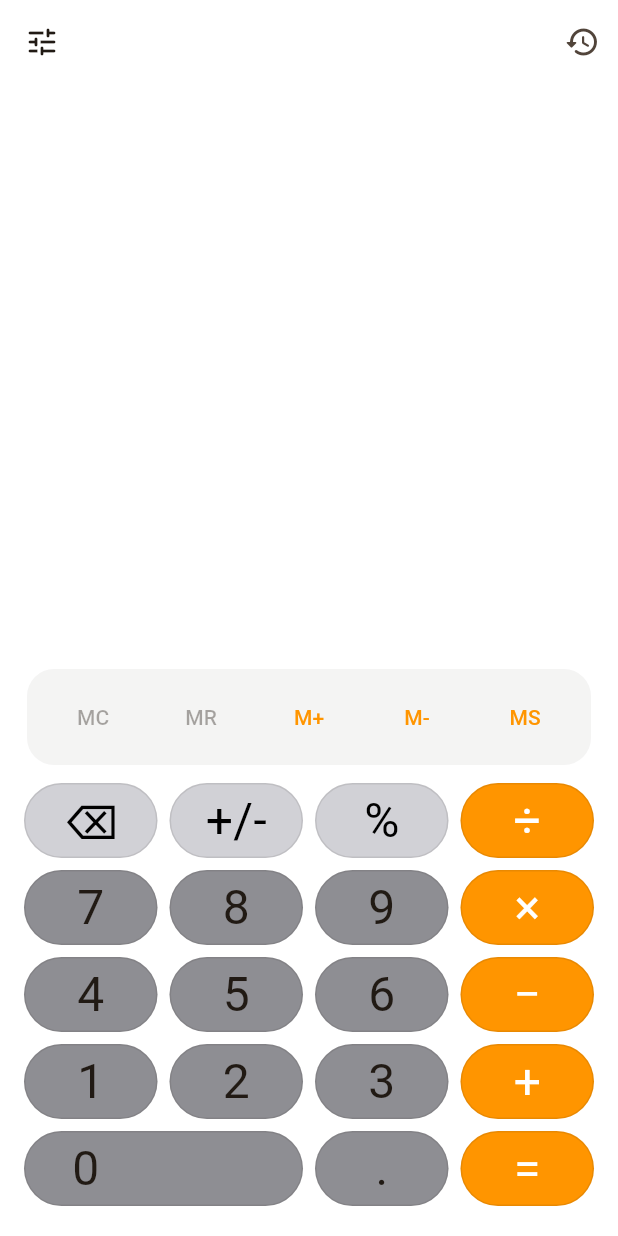
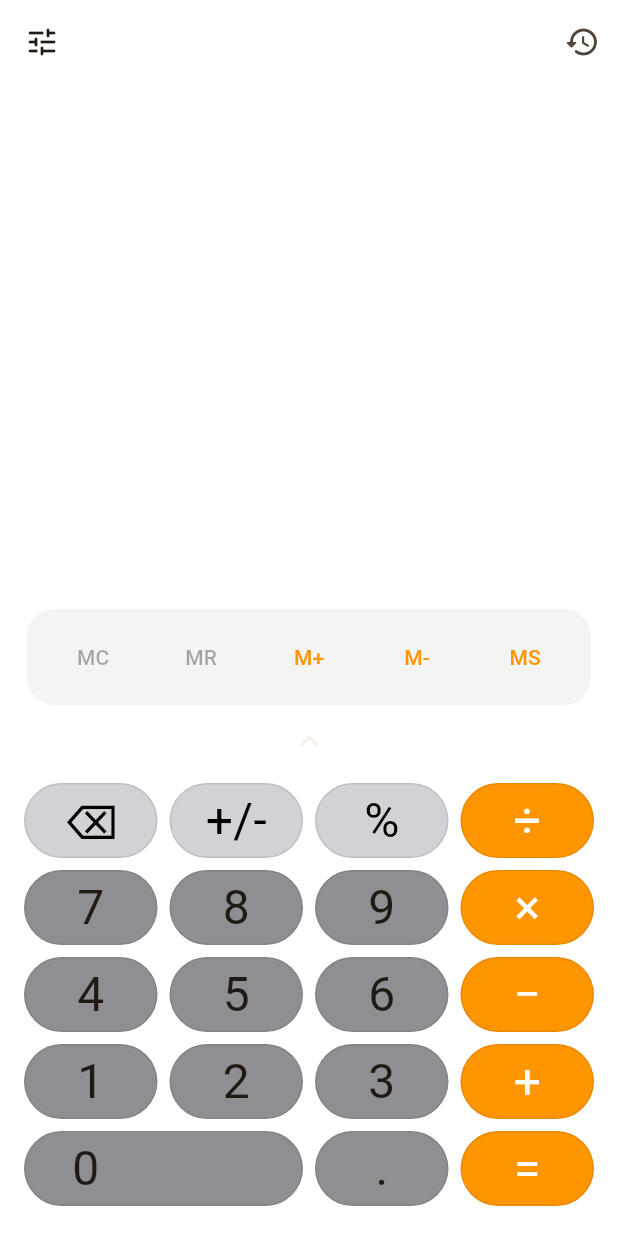
Before and after one commit to Tarun9105/Calc, a Flutter app: the screen it shows after launch, on a phone screen of 412 x 824 dp. Run offline on Flutter 3.47's test engine with Material 3 defaults, Android fonts, the phone set to English and light mode, and no system bars; our stand-ins replace google_fonts.

Commit message:
Add live evaluation and scientific keypad toggle

```diff
--- a/lib/features/calculator/presentation/calculator_screen.dart
+++ b/lib/features/calculator/presentation/calculator_screen.dart
@@ -21,6 +21,7 @@ class CalculatorScreen extends StatefulWidget {
 }
 
 class _CalculatorScreenState extends State<CalculatorScreen> {
+  bool _isScientificExpanded = false;
   final CalculatorController _controller = CalculatorController();
 
   late final SettingsController _settingsController = SettingsController(
@@ -71,6 +72,7 @@ class _CalculatorScreenState extends State<CalculatorScreen> {
             children: [
               if (isLandscape)
                 ScientificKeypad(
+                  width: 280,
                   angleModeLabel: _state.angleMode.shortLabel,
                   onFunction: _handleFunction,
                   onConstant: _handleInput,
@@ -97,6 +99,41 @@ class _CalculatorScreenState extends State<CalculatorScreen> {
                         onMemorySubtract: () => setState(() => _controller.memorySubtract()),
                         onMemoryStore: () => setState(() => _controller.memoryStore()),
                       ),
+                    ),
+                    if (!isLandscape)
+                      Padding(
+                        padding: const EdgeInsets.only(bottom: 8),
+                        child: Center(
+                          child: InkWell(
+                            borderRadius: BorderRadius.circular(20),
+                            onTap: () => setState(() => _isScientificExpanded = !_isScientificExpanded),
+                            child: Padding(
+                              padding: const EdgeInsets.symmetric(horizontal: 24, vertical: 4),
+                              child: Icon(
+                                _isScientificExpanded
+                                    ? Icons.keyboard_arrow_down_rounded
+                                    : Icons.keyboard_arrow_up_rounded,
+                                color: Theme.of(context).colorScheme.onSurface.withValues(alpha: 0.5),
+                              ),
+                            ),
+                          ),
+                        ),
+                      ),
+                    AnimatedSize(
+                      duration: const Duration(milliseconds: 300),
+                      curve: Curves.easeInOutCubic,
+                      child: (!isLandscape && _isScientificExpanded)
+                          ? Padding(
+                              padding: const EdgeInsets.only(bottom: 8),
+                              child: ScientificKeypad(
+                                angleModeLabel: _state.angleMode.shortLabel,
+                                onFunction: _handleFunction,
+                                onConstant: _handleInput,
+                                onPower: _handlePower,
+                                onCycleAngleMode: _handleCycleAngleMode,
+                              ),
+                            )
+                          : const SizedBox.shrink(),
                     ),
                     Padding(
                       padding: const EdgeInsets.fromLTRB(12, 0, 12, 16),
--- a/lib/features/calculator/presentation/scientific_keypad.dart
+++ b/lib/features/calculator/presentation/scientific_keypad.dart
@@ -13,6 +13,7 @@ class ScientificKeypad extends StatelessWidget {
     required this.onConstant,
     required this.onPower,
     required this.onCycleAngleMode,
+    this.width,
     super.key,
   });
 
@@ -21,13 +22,14 @@ class ScientificKeypad extends StatelessWidget {
   final ScientificFunctionCallback onConstant;
   final ScientificActionCallback onPower;
   final ScientificActionCallback onCycleAngleMode;
+  final double? width;
 
   @override
   Widget build(BuildContext context) {
     final colors = Theme.of(context).extension<SmartCalcColors>()!;
 
     return Container(
-      width: 280,
+      width: width,
       padding: const EdgeInsets.fromLTRB(12, 12, 0, 16),
       child: Column(
         mainAxisAlignment: MainAxisAlignment.end,
```
Also changed, not shown: lib/features/calculator/application/calculator_controller.dart (+25 -7 lines).
